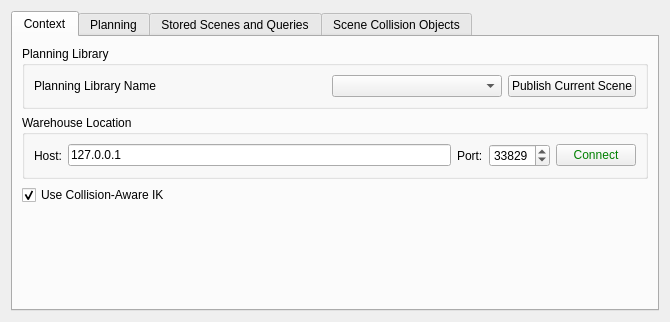
Before: the Qt Designer form moveit_ros/visualization/motion_planning_rviz_plugin/src/ui/motion_planning_rviz_plugin_frame.ui in moveit/moveit, drawn with Qt 5.
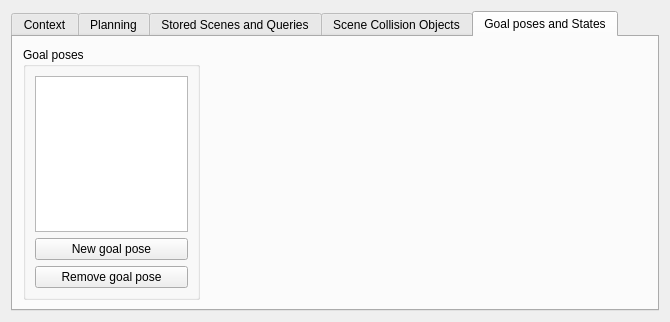
After: the same form once the commit is applied.

Commit message: Create and move goal poses around

The edit to the form file:
```diff
--- a/moveit_ros/visualization/motion_planning_rviz_plugin/src/ui/motion_planning_rviz_plugin_frame.ui
+++ b/moveit_ros/visualization/motion_planning_rviz_plugin/src/ui/motion_planning_rviz_plugin_frame.ui
@@ -26,7 +26,7 @@
       <bool>false</bool>
      </property>
      <property name="currentIndex">
-      <number>0</number>
+      <number>4</number>
      </property>
      <widget class="QWidget" name="context">
       <attribute name="title">
@@ -877,6 +877,50 @@
        </item>
       </layout>
      </widget>
+     <widget class="QWidget" name="goal_poses_and_states">
+      <attribute name="title">
+       <string>Goal poses and States</string>
+      </attribute>
+      <widget class="QGroupBox" name="goal_poses_groupbox">
+       <property name="geometry">
+        <rect>
+         <x>10</x>
+         <y>10</y>
+         <width>177</width>
+         <height>253</height>
+        </rect>
+       </property>
+       <property name="toolTip">
+        <string>Press Ctrl+C to duplicate an object</string>
+       </property>
+       <property name="title">
+        <string>Goal poses</string>
+       </property>
+       <layout class="QVBoxLayout" name="verticalLayout_13">
+        <item>
+         <widget class="QListWidget" name="goal_poses_list">
+          <property name="editTriggers">
+           <set>QAbstractItemView::DoubleClicked|QAbstractItemView::EditKeyPressed</set>
+          </property>
+         </widget>
+        </item>
+        <item>
+         <widget class="QPushButton" name="new_goal_pose_button">
+          <property name="text">
+           <string>New goal pose</string>
+          </property>
+         </widget>
+        </item>
+        <item>
+         <widget class="QPushButton" name="remove_goal_pose_button">
+          <property name="text">
+           <string>Remove goal pose</string>
+          </property>
+         </widget>
+        </item>
+       </layout>
+      </widget>
+     </widget>
     </widget>
    </item>
   </layout>
```
The commit also changes 6 other files.
